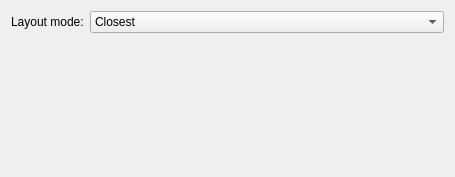
Old version of the form src/effects/overview/kcm/overvieweffectkcm.ui in the repository lfdevs/kwin.
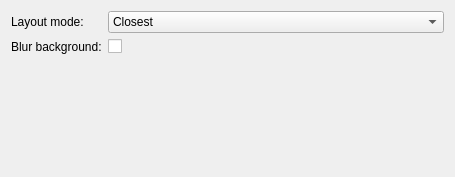
New version of the form. Custom widgets are drawn as their Qt base class.

```diff
--- a/src/effects/overview/kcm/overvieweffectkcm.ui
+++ b/src/effects/overview/kcm/overvieweffectkcm.ui
@@ -37,8 +37,8 @@
      </item>
     </widget>
    </item>
-   <item row="1" column="0" colspan="2">
-    <widget class="KShortcutsEditor" name="shortcutsEditor" native="true">
+   <item row="2" column="0" colspan="2">
+    <widget class="KShortcutsEditor" name="shortcutsEditor">
      <property name="sizePolicy">
       <sizepolicy hsizetype="Preferred" vsizetype="Preferred">
        <horstretch>0</horstretch>
@@ -46,10 +46,20 @@
       </sizepolicy>
      </property>
      <property name="actionTypes">
-      <enum>KShortcutsEditor::GlobalAction</enum>
+       <enum>KShortcutsEditor::GlobalAction</enum>
      </property>
     </widget>
-    </item>
+   </item>
+   <item row="1" column="0">
+    <widget class="QLabel" name="label_BlurBackground">
+     <property name="text">
+      <string>Blur background:</string>
+     </property>
+    </widget>
+   </item>
+   <item row="1" column="1">
+    <widget class="QCheckBox" name="kcfg_BlurBackground"/>
+   </item>
   </layout>
  </widget>
  <customwidgets>
```
Left out of the diff: 2 changed lines with no effect on the pictures.
